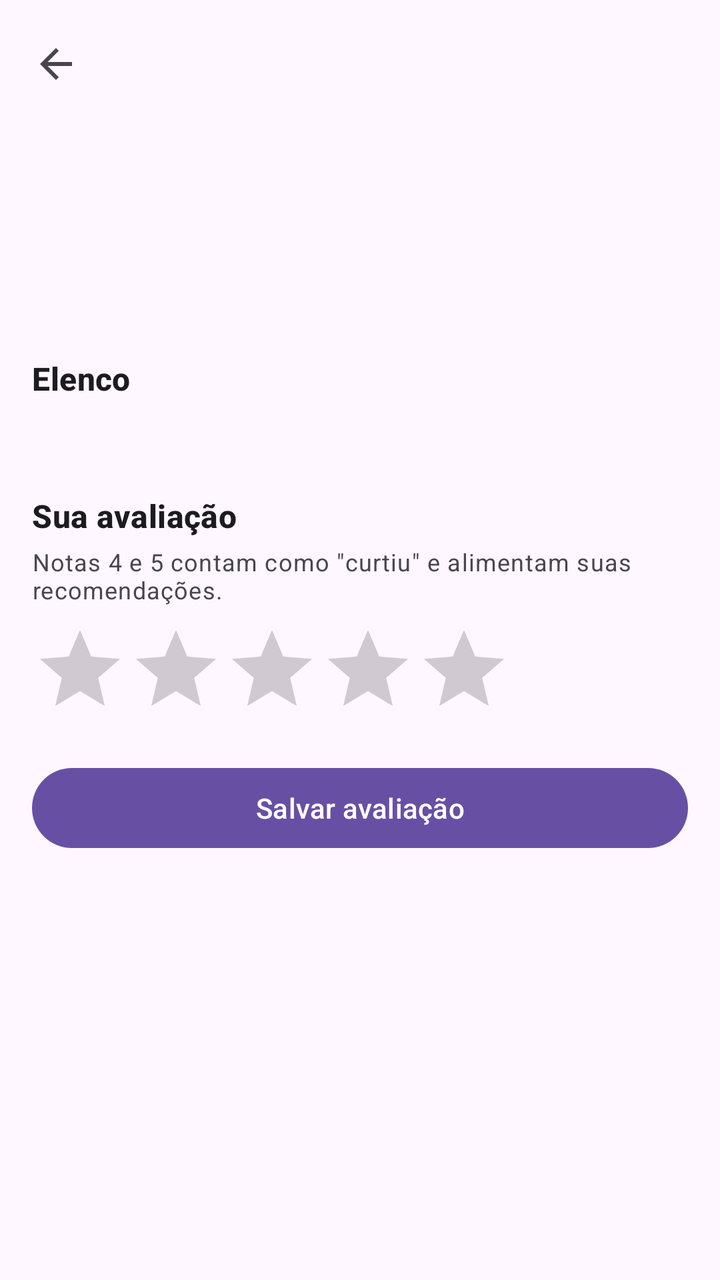
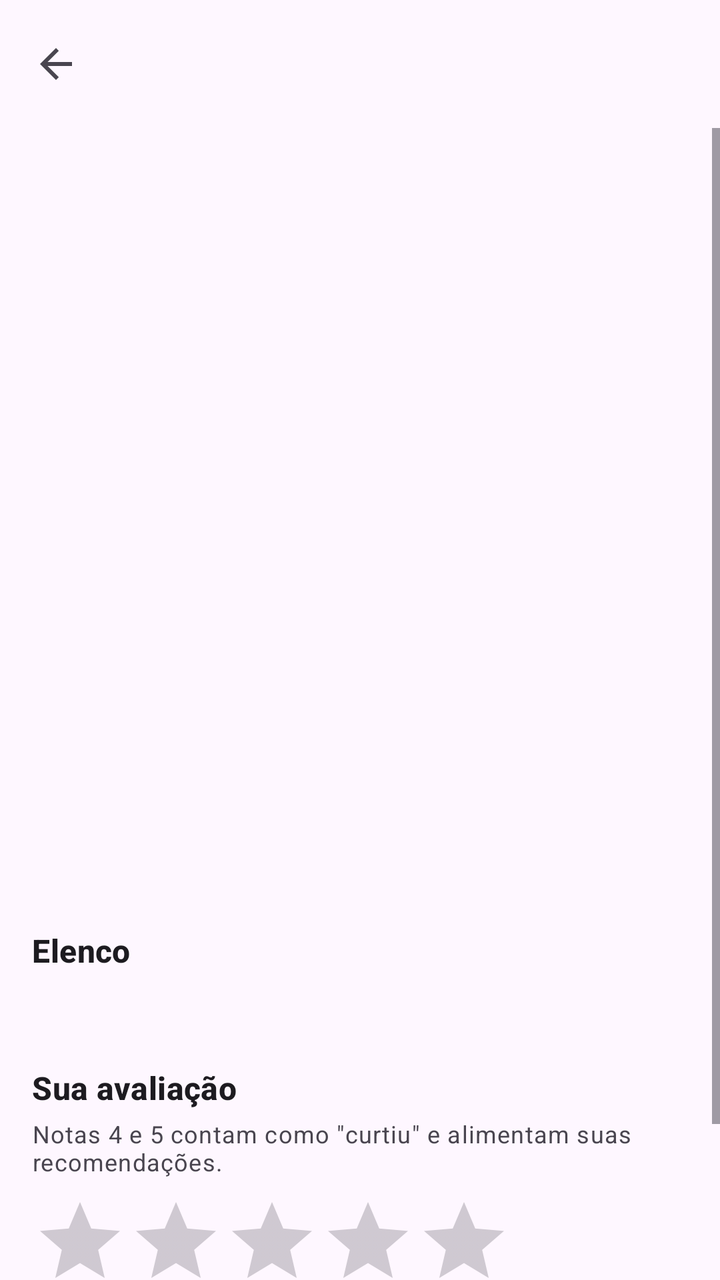

Before-and-after screenshots of an Android layout around one commit, followed by the original layout XML and the change that was made.
<!-- AndroidManifest.xml: application theme Theme.ProjetoDDM -->
<!-- res/layout/activity_movie_detail.xml -->
<?xml version="1.0" encoding="utf-8"?>
<LinearLayout xmlns:android="http://schemas.android.com/apk/res/android"
    xmlns:app="http://schemas.android.com/apk/res-auto"
    android:layout_width="match_parent"
    android:layout_height="match_parent"
    android:fitsSystemWindows="true"
    android:orientation="vertical">

    <com.google.android.material.appbar.MaterialToolbar
        android:id="@+id/toolbar"
        android:layout_width="match_parent"
        android:layout_height="?attr/actionBarSize"
        android:title="Detalhes do filme"
        app:navigationIcon="?attr/homeAsUpIndicator" />

    <FrameLayout
        android:layout_width="match_parent"
        android:layout_height="match_parent">

        <ScrollView
            android:layout_width="match_parent"
            android:layout_height="match_parent">

            <LinearLayout
                android:layout_width="match_parent"
                android:layout_height="wrap_content"
                android:orientation="vertical"
                android:padding="16dp">

                <TextView
                    android:id="@+id/tvTitle"
                    android:layout_width="match_parent"
                    android:layout_height="wrap_content"
                    android:textAppearance="?attr/textAppearanceHeadlineSmall"
                    android:textStyle="bold" />

                <TextView
                    android:id="@+id/tvInfo"
                    android:layout_width="match_parent"
                    android:layout_height="wrap_content"
                    android:layout_marginTop="4dp" />

                <TextView
                    android:id="@+id/tvGenres"
                    android:layout_width="match_parent"
                    android:layout_height="wrap_content"
                    android:layout_marginTop="4dp" />

                <TextView
                    android:id="@+id/tvFranchise"
                    android:layout_width="match_parent"
                    android:layout_height="wrap_content"
                    android:layout_marginTop="4dp"
                    android:visibility="gone" />

                <TextView
                    android:layout_width="wrap_content"
                    android:layout_height="wrap_content"
                    android:layout_marginTop="20dp"
                    android:text="Elenco"
                    android:textAppearance="?attr/textAppearanceTitleMedium"
                    android:textStyle="bold" />

                <TextView
                    android:id="@+id/tvCast"
                    android:layout_width="match_parent"
                    android:layout_height="wrap_content"
                    android:layout_marginTop="4dp"
                    android:lineSpacingExtra="4dp" />

                <TextView
                    android:layout_width="wrap_content"
                    android:layout_height="wrap_content"
                    android:layout_marginTop="24dp"
                    android:text="Sua avaliação"
                    android:textAppearance="?attr/textAppearanceTitleMedium"
                    android:textStyle="bold" />

                <TextView
                    android:layout_width="match_parent"
                    android:layout_height="wrap_content"
                    android:layout_marginTop="4dp"
                    android:text="Notas 4 e 5 contam como &quot;curtiu&quot; e alimentam suas recomendações."
                    android:textAppearance="?attr/textAppearanceBodySmall" />

                <RatingBar
                    android:id="@+id/ratingBar"
                    android:layout_width="wrap_content"
                    android:layout_height="wrap_content"
                    android:layout_marginTop="8dp"
                    android:numStars="5"
                    android:stepSize="1" />

                <com.google.android.material.button.MaterialButton
                    android:id="@+id/btnSave"
                    android:layout_width="match_parent"
                    android:layout_height="wrap_content"
                    android:layout_marginTop="12dp"
                    android:text="Salvar avaliação" />
            </LinearLayout>
        </ScrollView>

        <ProgressBar
            android:id="@+id/progress"
            android:layout_width="wrap_content"
            android:layout_height="wrap_content"
            android:layout_gravity="center"
            android:visibility="gone" />
    </FrameLayout>
</LinearLayout>
<!-- resources referenced by this layout -->
<resources>
  <style name="Theme.ProjetoDDM" parent="Base.Theme.ProjetoDDM" />
  <style name="Base.Theme.ProjetoDDM" parent="Theme.Material3.DayNight.NoActionBar">
          
          
      </style>
</resources>

<!-- the commit's change to res/layout/activity_movie_detail.xml (unified diff, before → after) -->
@@ -26,6 +26,15 @@
                 android:layout_height="wrap_content"
                 android:orientation="vertical"
                 android:padding="16dp">
+
+                <ImageView
+                    android:id="@+id/ivPoster"
+                    android:layout_width="180dp"
+                    android:layout_height="270dp"
+                    android:layout_gravity="center_horizontal"
+                    android:layout_marginBottom="16dp"
+                    android:contentDescription="Pôster do filme"
+                    android:scaleType="centerCrop" />
 
                 <TextView
                     android:id="@+id/tvTitle"
